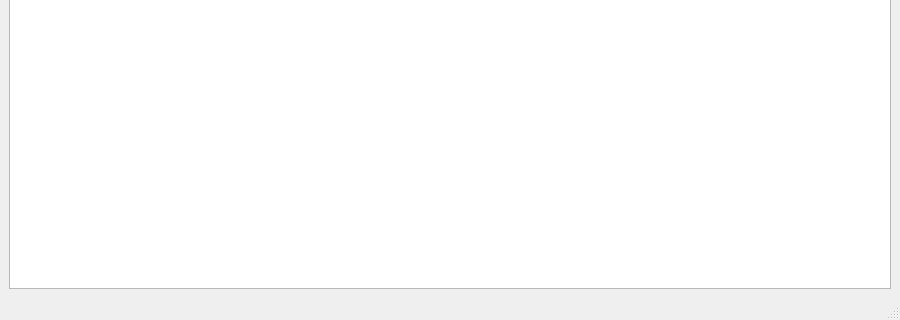
First picture: the form in src/MainWindow.ui, repository conectionist/romanian_whist_desktop, before the edit; both pictures show x 0 to 900 and y 280 to 600 of the 900 by 600 pixel window.
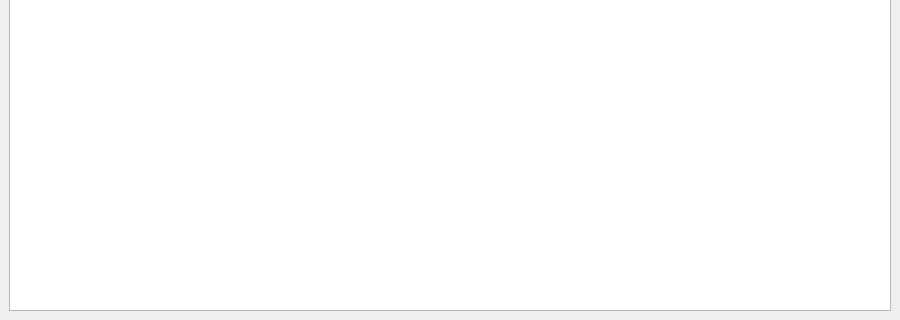
Second picture: the form after the edit.

Commit message: feat: the status bar goes (phase 8)

What changed in the file:
```diff
--- a/src/MainWindow.ui
+++ b/src/MainWindow.ui
@@ -56,7 +56,6 @@
     </rect>
    </property>
   </widget>
-  <widget class="QStatusBar" name="statusbar"/>
  </widget>
  <resources/>
  <connections/>
```
The commit also changes 4 other files.
